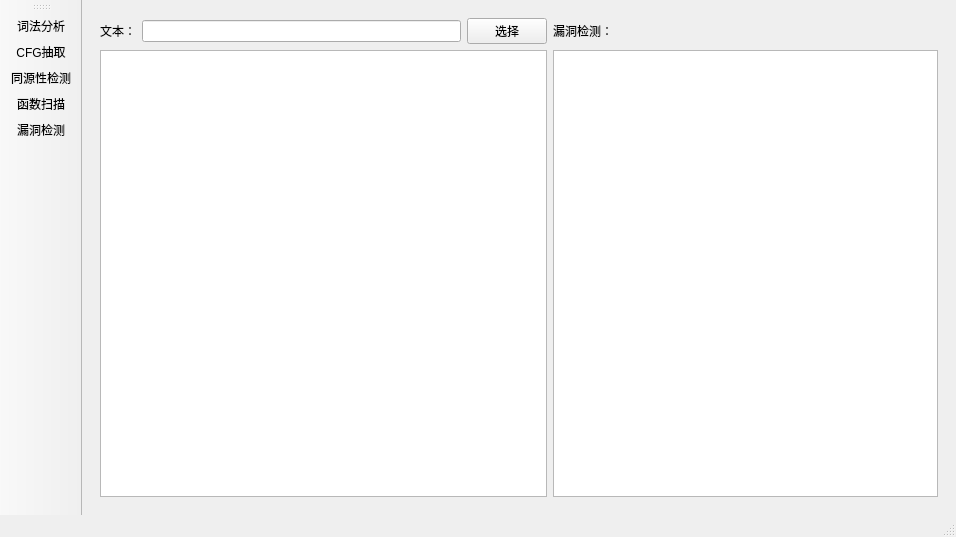
Above: mainwindow.ui from Leun9/code-ana before the change. Below: the same form after it.
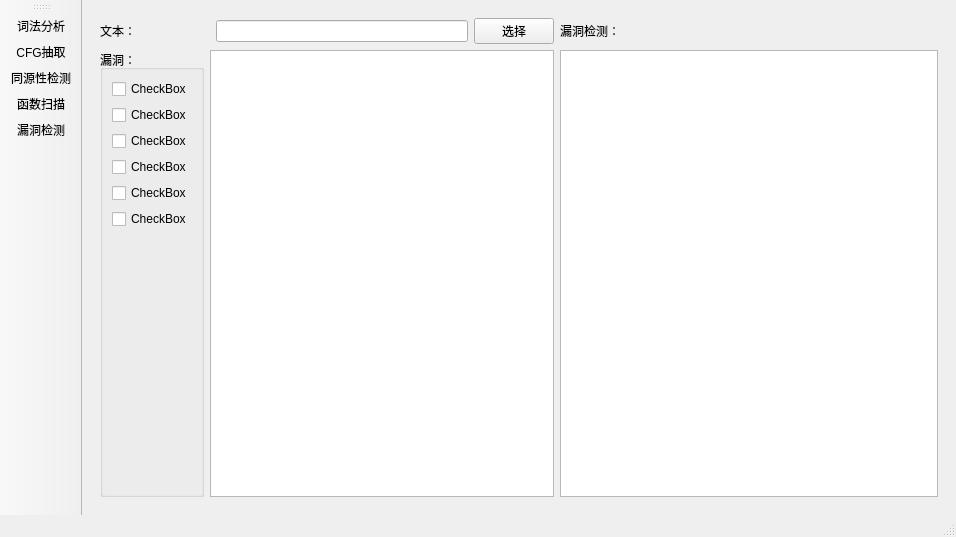
That is the form after the change. The open tabs and pages were chosen to show the change.

```diff
--- a/mainwindow.ui
+++ b/mainwindow.ui
@@ -231,31 +231,94 @@
       </widget>
       <widget class="QWidget" name="pVulnDet">
        <layout class="QGridLayout" name="gridLayout_6">
-        <item row="0" column="0">
-         <widget class="QLabel" name="label_12">
+        <item row="1" column="5" colspan="2">
+         <widget class="QTextBrowser" name="teVulnRes"/>
+        </item>
+        <item row="0" column="5">
+         <widget class="QLabel" name="label_13">
           <property name="text">
-           <string>文本：</string>
+           <string>漏洞检测：</string>
           </property>
          </widget>
         </item>
-        <item row="0" column="1">
-         <widget class="QLineEdit" name="leVulnPath"/>
+        <item row="1" column="0">
+         <widget class="QGroupBox" name="groupBox">
+          <property name="title">
+           <string>漏洞：</string>
+          </property>
+          <layout class="QVBoxLayout" name="verticalLayout">
+           <item>
+            <widget class="QCheckBox" name="checkBox_2">
+             <property name="text">
+              <string>CheckBox</string>
+             </property>
+            </widget>
+           </item>
+           <item>
+            <widget class="QCheckBox" name="checkBox_3">
+             <property name="text">
+              <string>CheckBox</string>
+             </property>
+            </widget>
+           </item>
+           <item>
+            <widget class="QCheckBox" name="checkBox_4">
+             <property name="text">
+              <string>CheckBox</string>
+             </property>
+            </widget>
+           </item>
+           <item>
+            <widget class="QCheckBox" name="checkBox_5">
+             <property name="text">
+              <string>CheckBox</string>
+             </property>
+            </widget>
+           </item>
+           <item>
+            <widget class="QCheckBox" name="checkBox_6">
+             <property name="text">
+              <string>CheckBox</string>
+             </property>
+            </widget>
+           </item>
+           <item>
+            <widget class="QCheckBox" name="checkBox">
+             <property name="text">
+              <string>CheckBox</string>
+             </property>
+            </widget>
+           </item>
+           <item>
+            <spacer name="verticalSpacer">
+             <property name="orientation">
+              <enum>Qt::Vertical</enum>
+             </property>
+             <property name="sizeHint" stdset="0">
+              <size>
+               <width>20</width>
+               <height>40</height>
+              </size>
+             </property>
+            </spacer>
+           </item>
+          </layout>
+         </widget>
+        </item>
+        <item row="1" column="1" colspan="3">
+         <widget class="QTextBrowser" name="teVulnSrc"/>
         </item>
         <item row="0" column="2">
+         <widget class="QLineEdit" name="leVulnPath"/>
+        </item>
+        <item row="0" column="3">
          <widget class="QPushButton" name="btnVulnPath">
           <property name="text">
            <string>选择</string>
           </property>
          </widget>
         </item>
-        <item row="0" column="3">
-         <widget class="QLabel" name="label_13">
-          <property name="text">
-           <string>漏洞检测：</string>
-          </property>
-         </widget>
-        </item>
-        <item row="0" column="4">
+        <item row="0" column="6">
          <spacer name="horizontalSpacer_4">
           <property name="orientation">
            <enum>Qt::Horizontal</enum>
@@ -268,11 +331,12 @@
           </property>
          </spacer>
         </item>
-        <item row="1" column="0" colspan="3">
-         <widget class="QTextBrowser" name="teVulnSrc"/>
-        </item>
-        <item row="1" column="3" colspan="2">
-         <widget class="QTextBrowser" name="teVulnRes"/>
+        <item row="0" column="0">
+         <widget class="QLabel" name="label_12">
+          <property name="text">
+           <string>文本：</string>
+          </property>
+         </widget>
         </item>
        </layout>
       </widget>
```
